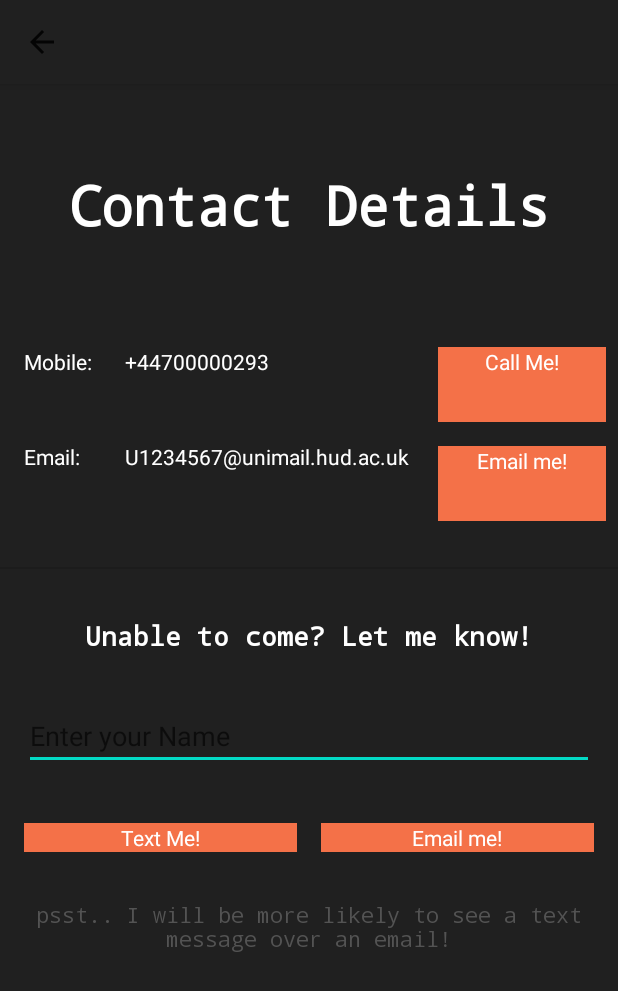
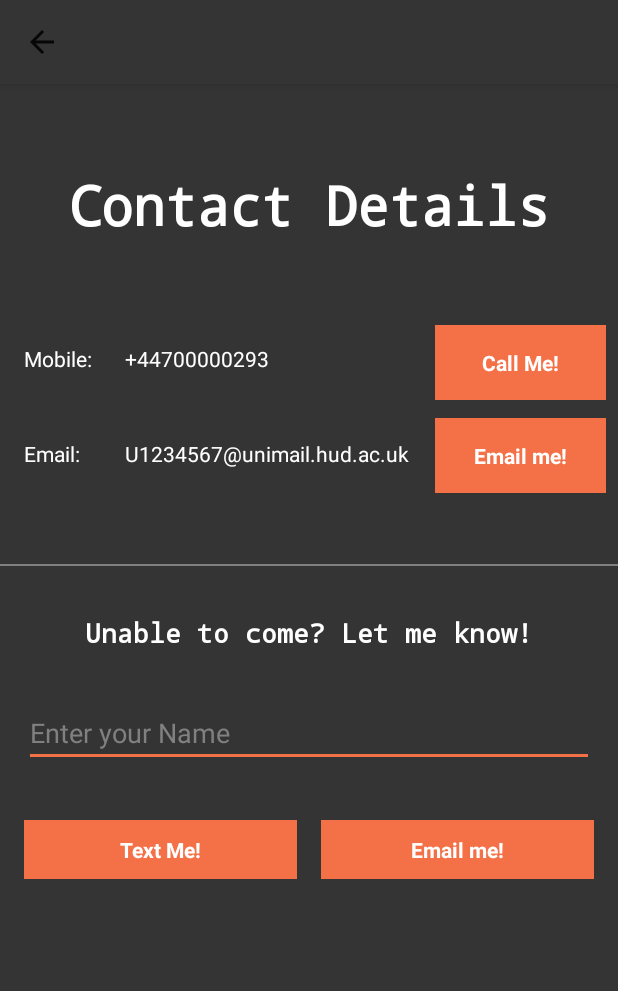
Before and after one commit to Haroon01/BirthdayApp, an Android app: the ContactActivity screen opened directly, with no data from a screen before it, on a phone screen of 412 x 824 dp. Shown: the top 991 px of the screen. Run offline under Robolectric (Android 15) with nearby library versions, the phone set to English and light mode, and no system bars.

Commit message:
need to change action bar button colour

```diff
--- a/app/src/main/res/layout/activity_contact.xml
+++ b/app/src/main/res/layout/activity_contact.xml
@@ -37,10 +37,11 @@
         android:layout_width="0dp"
         android:layout_height="wrap_content"
         android:layout_marginStart="8dp"
-        android:layout_marginTop="70dp"
+        android:layout_marginTop="68dp"
         android:layout_marginEnd="130dp"
         android:text="@string/mobileNo"
         app:layout_constraintEnd_toEndOf="parent"
+        app:layout_constraintHorizontal_bias="0.0"
         app:layout_constraintStart_toEndOf="@+id/textView3"
         app:layout_constraintTop_toBottomOf="@+id/lblContact" />
 
@@ -70,22 +71,24 @@
         style="@style/buttons"
         android:layout_width="0dp"
         android:layout_height="50dp"
+        android:layout_marginStart="8dp"
+        android:layout_marginTop="55dp"
         android:layout_marginEnd="8dp"
         android:text="@string/btn_callme"
         app:layout_constraintEnd_toEndOf="parent"
         app:layout_constraintHorizontal_bias="1.0"
-        app:layout_constraintStart_toEndOf="@+id/textView6"
-        app:layout_constraintTop_toTopOf="@+id/textView4" />
+        app:layout_constraintStart_toEndOf="@+id/textView4"
+        app:layout_constraintTop_toBottomOf="@+id/lblContact" />
 
     <Button
         android:id="@+id/btnEmail"
         android:layout_width="0dp"
         android:layout_height="50dp"
-        android:layout_marginTop="16dp"
+        android:layout_marginTop="12dp"
         android:layout_marginEnd="8dp"
         android:text="@string/btn_emailme"
         app:layout_constraintEnd_toEndOf="parent"
-        app:layout_constraintHorizontal_bias="0.0"
+        app:layout_constraintHorizontal_bias="1.0"
         app:layout_constraintStart_toEndOf="@+id/textView6"
         app:layout_constraintStart_toStartOf="@+id/btnCall"
         app:layout_constraintTop_toBottomOf="@+id/btnCall" />
@@ -95,7 +98,7 @@
         android:layout_width="0dp"
         android:layout_height="1dp"
         android:layout_marginTop="64dp"
-        android:background="?android:attr/listDivider"
+        android:background="@color/gray"
         app:layout_constraintEnd_toEndOf="parent"
         app:layout_constraintHorizontal_bias="0.0"
         app:layout_constraintStart_toStartOf="parent"
@@ -138,23 +141,10 @@
         app:layout_constraintStart_toEndOf="@+id/btnTextNA"
         app:layout_constraintTop_toTopOf="@+id/btnTextNA" />
 
-    <TextView
-        android:id="@+id/textView8"
-        android:layout_width="0dp"
-        android:layout_height="wrap_content"
-        android:layout_marginStart="8dp"
-        android:layout_marginTop="32dp"
-        android:layout_marginEnd="8dp"
-        android:fontFamily="monospace"
-        android:text="@string/lbl_psst"
-        android:textAlignment="center"
-        android:textColor="#535353"
-        android:textSize="14sp"
-        app:layout_constraintEnd_toEndOf="parent"
-        app:layout_constraintStart_toStartOf="parent"
-        app:layout_constraintTop_toBottomOf="@+id/btnTextNA" />
+
 
     <EditText
+        style="@style/editText"
         android:id="@+id/txtName"
         android:layout_width="0dp"
         android:layout_height="45dp"
--- a/app/src/main/res/layout/activity_donate.xml
+++ b/app/src/main/res/layout/activity_donate.xml
@@ -21,6 +21,7 @@
 
     <EditText
         android:id="@+id/txtDonateName"
+        style="@style/editText"
         android:layout_width="0dp"
         android:layout_height="45dp"
         android:layout_marginStart="32dp"
@@ -32,9 +33,11 @@
         android:inputType="textPersonName"
         app:layout_constraintEnd_toEndOf="parent"
         app:layout_constraintStart_toStartOf="parent"
-        app:layout_constraintTop_toBottomOf="@+id/textView9" />
+        app:layout_constraintTop_toBottomOf="@+id/textView9"/>
+
 
     <EditText
+        style="@style/editText"
         android:id="@+id/txtdonateAmt"
         android:layout_width="0dp"
         android:layout_height="wrap_content"
@@ -50,6 +53,7 @@
         app:layout_constraintTop_toBottomOf="@+id/txtDonateName" />
 
     <EditText
+        style="@style/editText"
         android:id="@+id/txtdonatemsg"
         android:layout_width="0dp"
         android:layout_height="wrap_content"
--- a/app/src/main/res/layout/activity_splashscreen.xml
+++ b/app/src/main/res/layout/activity_splashscreen.xml
@@ -17,7 +17,9 @@
         app:layout_constraintLeft_toLeftOf="parent"
         app:layout_constraintRight_toRightOf="parent"
         app:layout_constraintTop_toTopOf="parent"
-        app:layout_constraintVertical_bias="0.41" />
+        app:layout_constraintVertical_bias="0.41"
+        android:background="@color/transparent"/>
+
 
     <TextView
         android:id="@+id/splashTitle"
@@ -31,6 +33,8 @@
         app:layout_constraintEnd_toEndOf="parent"
         app:layout_constraintStart_toStartOf="parent"
         app:layout_constraintTop_toTopOf="parent"
-        app:layout_constraintVertical_bias="0.595" />
+        app:layout_constraintVertical_bias="0.595"
+        android:background="@color/transparent"
+        android:textColor="@color/black"/>
 
 </androidx.constraintlayout.widget.ConstraintLayout>
--- a/app/src/main/res/values/colors.xml
+++ b/app/src/main/res/values/colors.xml
@@ -144,7 +144,8 @@
     <color name="navy">#000080</color>
     <color name="black">#000000</color>
     <color name="bg_color">#FF5722</color>
-    <color name="primary_bg">#202020</color>
+    <color name="primary_bg">#353434</color>
     <color name="button">#F47148</color>
     <color name="black_overlay">#66000000</color>
+    <color name="transparent">#00000000</color>
 </resources>
--- a/app/src/main/res/values/styles.xml
+++ b/app/src/main/res/values/styles.xml
@@ -13,14 +13,24 @@
         <item name="buttonStyle">@style/buttons</item>
         <item name="android:textColor">@color/white</item>
         <item name="android:buttonStyle">@style/buttons</item>
+        <item name="colorControlNormal">@color/gray</item>
     </style>
 
     <style name="buttons">
         <item name="android:background">@color/button</item>
         <item name="android:textSize">14sp</item>
         <item name="android:textAlignment">center</item>
-<!--        <item name="android:paddingVertical">65dp</item>-->
+        <item name="android:paddingVertical">10dp</item>
         <item name="android:textColor">@color/white</item>
+        <item name="android:textStyle">bold</item>
+        <item name="android:gravity">center</item>
+
+    </style>
+
+    <style name="editText">
+        <item name="android:backgroundTint">@color/button</item>
+        <item name="android:textColorHint">@color/gray</item>
+
 
     </style>
 
@@ -32,6 +42,8 @@
     <style name="AppTheme.ActionBar">
         <item name="windowActionBar">true</item>
         <item name="windowNoTitle">false</item>
+        <item name="android:colorControlNormal">@color/white</item>
+        <item name="android:navigationBarColor">@color/white</item>
     </style>
 
 
@@ -50,7 +62,7 @@
     </style>
 
     <style name="FullscreenActionBarStyle" parent="Widget.AppCompat.ActionBar">
-        <item name="android:background">@color/black_overlay</item>
+        <item name="android:background">@color/blue</item>
     </style>
 
     <style name="title">
```
